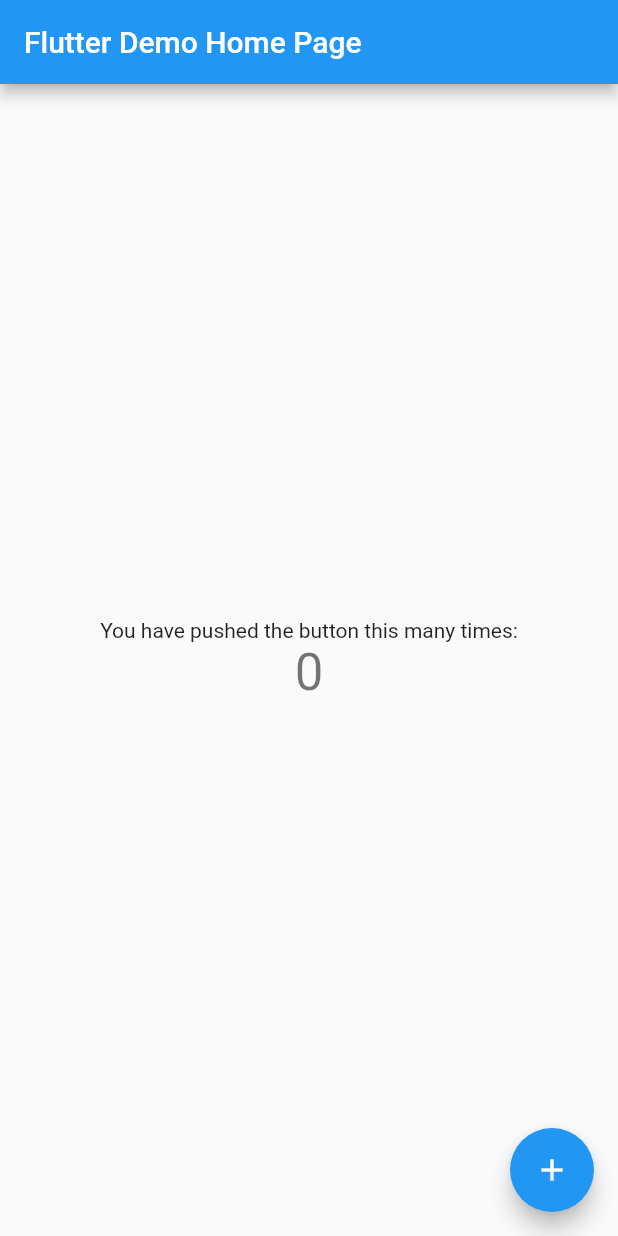
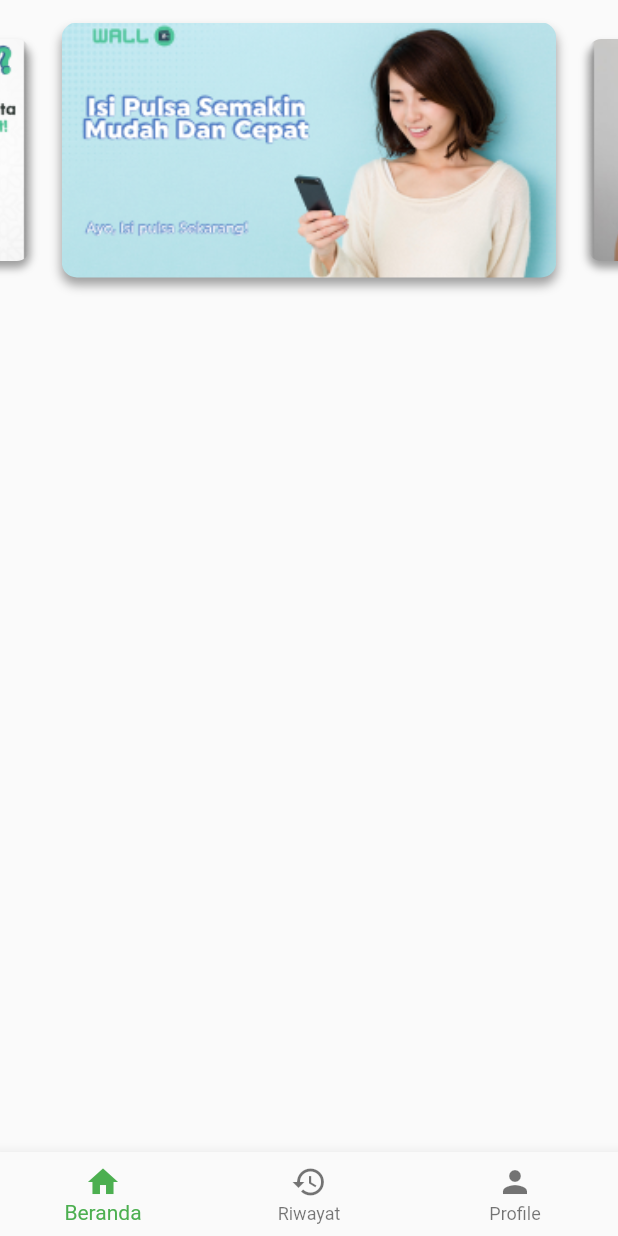
Before and after one commit to GTRANS/walle-mobile, a Flutter app: the screen it shows after launch, on a phone screen of 412 x 824 dp. Run offline on Flutter 3.47's test engine with Material 2 defaults, Android fonts, the phone set to English and light mode, and no system bars; drawn by our look-alikes of carousel_slider.

Commit message:
update profil

```diff
--- /dev/null
+++ b/lib/Home Screen/beranda.dart
@@ -0,0 +1,39 @@
+import 'package:carousel_slider/carousel_slider.dart';
+import 'package:flutter/material.dart';
+
+class Beranda extends StatelessWidget {
+  Beranda({Key? key}) : super(key: key);
+
+  final List<String> urlImageAds = [
+    "assets/image 1.png",
+    "assets/image 2.png",
+    "assets/image 3.png",
+  ];
+
+  @override
+  Widget build(BuildContext context) {
+    return CarouselSlider.builder(
+        itemCount: 3,
+        options: CarouselOptions(
+            height: 200,
+            autoPlay: true,
+            enlargeCenterPage: true,
+            autoPlayInterval: const Duration(seconds: 4)),
+        itemBuilder: (context, index, realindex) {
+          return Padding(
+            padding: const EdgeInsets.symmetric(vertical: 15),
+            child: Container(
+              width: double.infinity,
+              decoration: BoxDecoration(
+                  borderRadius: BorderRadius.circular(10),
+                  image: DecorationImage(
+                      image: AssetImage(urlImageAds[index]), fit: BoxFit.cover),
+                  boxShadow: const [
+                    BoxShadow(
+                        offset: Offset(0, 5), blurRadius: 5, color: Colors.grey)
+                  ]),
+            ),
+          );
+        });
+  }
+}
--- /dev/null
+++ b/lib/Home Screen/home_screen.dart
@@ -0,0 +1,40 @@
+import 'package:flutter/material.dart';
+import 'package:flutter_application_2/Home%20Screen/beranda.dart';
+import 'package:flutter_application_2/Home%20Screen/history.dart';
+import 'package:flutter_application_2/Home%20Screen/profile.dart';
+
+class HomeScreen extends StatefulWidget {
+  const HomeScreen({Key? key}) : super(key: key);
+
+  @override
+  State<HomeScreen> createState() => _HomeScreenState();
+}
+
+class _HomeScreenState extends State<HomeScreen> {
+  int currentIndex = 0;
+  final List<Widget> body = [Beranda(), const History(), const Profile()];
+
+  void _onTap(int index) {
+    setState(() {
+      currentIndex = index;
+    });
+  }
+
+  @override
+  Widget build(BuildContext context) {
+    return Scaffold(
+      body: body[currentIndex],
+      bottomNavigationBar: BottomNavigationBar(
+        items: const [
+          BottomNavigationBarItem(icon: Icon(Icons.home), label: "Beranda"),
+          BottomNavigationBarItem(icon: Icon(Icons.history), label: "Riwayat"),
+          BottomNavigationBarItem(icon: Icon(Icons.person), label: "Profile")
+        ],
+        currentIndex: currentIndex,
+        selectedItemColor: Colors.green,
+        showUnselectedLabels: true,
+        onTap: _onTap,
+      ),
+    );
+  }
+}
--- a/lib/main.dart
+++ b/lib/main.dart
@@ -1,4 +1,5 @@
 import 'package:flutter/material.dart';
+import 'package:flutter_application_2/Home%20Screen/home_screen.dart';
 
 void main() {
   runApp(const MyApp());
@@ -7,109 +8,11 @@ void main() {
 class MyApp extends StatelessWidget {
   const MyApp({Key? key}) : super(key: key);
 
-  // This widget is the root of your application.
   @override
   Widget build(BuildContext context) {
-    return MaterialApp(
-      title: 'Flutter Demo',
-      theme: ThemeData(
-        // This is the theme of your application.
-        //
-        // Try running your application with "flutter run". You'll see the
-        // application has a blue toolbar. Then, without quitting the app, try
-        // changing the primarySwatch below to Colors.green and then invoke
-        // "hot reload" (press "r" in the console where you ran "flutter run",
-        // or simply save your changes to "hot reload" in a Flutter IDE).
-        // Notice that the counter didn't reset back to zero; the application
-        // is not restarted.
-        primarySwatch: Colors.blue,
-      ),
-      home: const MyHomePage(title: 'Flutter Demo Home Page'),
+    return const MaterialApp(
+      debugShowCheckedModeBanner: false,
+      home: HomeScreen(),
     );
   }
 }
-
-class MyHomePage extends StatefulWidget {
-  const MyHomePage({Key? key, required this.title}) : super(key: key);
-
-  // This widget is the home page of your application. It is stateful, meaning
-  // that it has a State object (defined below) that contains fields that affect
-  // how it looks.
-
-  // This class is the configuration for the state. It holds the values (in this
-  // case the title) provided by the parent (in this case the App widget) and
-  // used by the build method of the State. Fields in a Widget subclass are
-  // always marked "final".
-
-  final String title;
-
-  @override
-  State<MyHomePage> createState() => _MyHomePageState();
-}
-
-class _MyHomePageState extends State<MyHomePage> {
-  int _counter = 0;
-
-  void _incrementCounter() {
-    setState(() {
-      // This call to setState tells the Flutter framework that something has
-      // changed in this State, which causes it to rerun the build method below
-      // so that the display can reflect the updated values. If we changed
-      // _counter without calling setState(), then the build method would not be
-      // called again, and so nothing would appear to happen.
-      _counter++;
-    });
-  }
-
-  @override
-  Widget build(BuildContext context) {
-    // This method is rerun every time setState is called, for instance as done
-    // by the _incrementCounter method above.
-    //
-    // The Flutter framework has been optimized to make rerunning build methods
-    // fast, so that you can just rebuild anything that needs updating rather
-    // than having to individually change instances of widgets.
-    return Scaffold(
-      appBar: AppBar(
-        // Here we take the value from the MyHomePage object that was created by
-        // the App.build method, and use it to set our appbar title.
-        title: Text(widget.title),
-      ),
-      body: Center(
-        // Center is a layout widget. It takes a single child and positions it
-        // in the middle of the parent.
-        child: Column(
-          // Column is also a layout widget. It takes a list of children and
-          // arranges them vertically. By default, it sizes itself to fit its
-          // children horizontally, and tries to be as tall as its parent.
-          //
-          // Invoke "debug painting" (press "p" in the console, choose the
-          // "Toggle Debug Paint" action from the Flutter Inspector in Android
-          // Studio, or the "Toggle Debug Paint" command in Visual Studio Code)
-          // to see the wireframe for each widget.
-          //
-          // Column has various properties to control how it sizes itself and
-          // how it positions its children. Here we use mainAxisAlignment to
-          // center the children vertically; the main axis here is the vertical
-          // axis because Columns are vertical (the cross axis would be
-          // horizontal).
-          mainAxisAlignment: MainAxisAlignment.center,
-          children: <Widget>[
-            const Text(
-              'You have pushed the button this many times:',
-            ),
-            Text(
-              '$_counter',
-              style: Theme.of(context).textTheme.headline4,
-            ),
-          ],
-        ),
-      ),
-      floatingActionButton: FloatingActionButton(
-        onPressed: _incrementCounter,
-        tooltip: 'Increment',
-        child: const Icon(Icons.add),
-      ), // This trailing comma makes auto-formatting nicer for build methods.
-    );
-  }
-}
```
Also changed, not shown: lib/Home Screen/history.dart (added, +10 -0 lines), lib/Home Screen/profile.dart (added, +156 -0 lines), pubspec.yaml (+6 -6 lines), assets/image 1.png (added), assets/image 2.png (added), assets/image 3.png (added), pubspec.lock, 20 other files.
